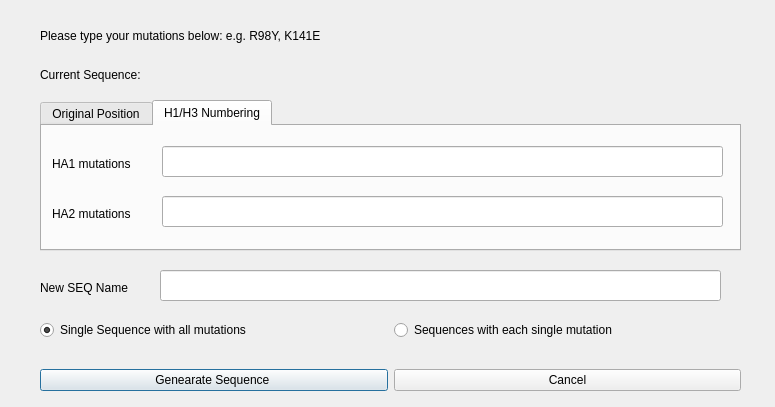
First picture: the form in mutationdialog.ui, repository WilsonImmunologyLab/Librator, before the edit.
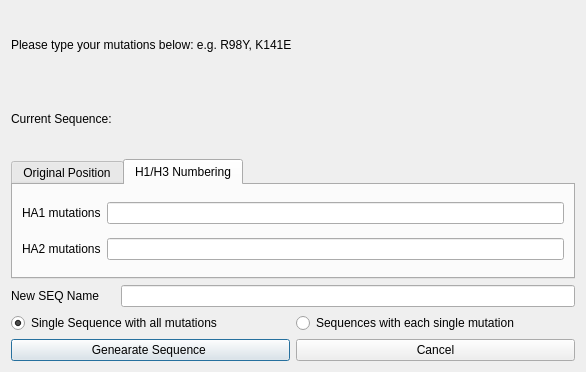
Second picture: the form after the edit. The open tabs and pages were chosen to show the change.

Commit message:
update dialog layout
Now layouts for all dialogs have been updated. All dialogs can fit different window size.

Diff of the .ui file:
```diff
--- a/mutationdialog.ui
+++ b/mutationdialog.ui
@@ -6,47 +6,42 @@
    <rect>
     <x>0</x>
     <y>0</y>
-    <width>775</width>
-    <height>407</height>
+    <width>586</width>
+    <height>372</height>
    </rect>
   </property>
   <property name="windowTitle">
    <string>Generate mutated sequence</string>
   </property>
+  <layout class="QGridLayout" name="gridLayout_3">
+   <item row="0" column="0" colspan="2">
   <widget class="QLabel" name="Title">
-   <property name="geometry">
-    <rect>
-     <x>40</x>
-     <y>20</y>
-     <width>421</width>
-     <height>31</height>
-    </rect>
-   </property>
    <property name="text">
     <string>Please type your mutations below: e.g. R98Y, K141E</string>
    </property>
   </widget>
-  <widget class="QLabel" name="labelSeqName">
-   <property name="geometry">
-    <rect>
-     <x>40</x>
-     <y>280</y>
-     <width>101</width>
-     <height>16</height>
-    </rect>
-   </property>
+   </item>
+   <item row="1" column="0">
+    <widget class="QLabel" name="CurSeqLab">
+     <property name="text">
+      <string>Current Sequence: </string>
+     </property>
+    </widget>
+   </item>
+   <item row="1" column="1">
+    <widget class="QLabel" name="CurSeq">
    <property name="text">
-    <string>New SEQ Name</string>
-   </property>
-  </widget>
+      <string/>
+     </property>
+    </widget>
+   </item>
+   <item row="2" column="0" colspan="2">
   <widget class="QTabWidget" name="tabWidget">
-   <property name="geometry">
-    <rect>
-     <x>40</x>
-     <y>100</y>
-     <width>701</width>
-     <height>151</height>
-    </rect>
+     <property name="maximumSize">
+      <size>
+       <width>16777215</width>
+       <height>120</height>
+      </size>
    </property>
    <property name="currentIndex">
     <number>0</number>
@@ -83,128 +78,42 @@
     <attribute name="title">
      <string>H1/H3 Numbering</string>
     </attribute>
+      <layout class="QGridLayout" name="gridLayout_2">
+       <item row="0" column="0">
     <widget class="QLabel" name="labelHA1">
-     <property name="geometry">
-      <rect>
-       <x>10</x>
-       <y>30</y>
-       <width>101</width>
-       <height>16</height>
-      </rect>
-     </property>
      <property name="text">
       <string>HA1 mutations</string>
      </property>
     </widget>
+       </item>
+       <item row="0" column="1">
+        <widget class="QLineEdit" name="HA1mutation"/>
+       </item>
+       <item row="1" column="0">
     <widget class="QLabel" name="labelHA2">
-     <property name="geometry">
-      <rect>
-       <x>10</x>
-       <y>80</y>
-       <width>101</width>
-       <height>16</height>
-      </rect>
-     </property>
      <property name="text">
       <string>HA2 mutations</string>
      </property>
     </widget>
-    <widget class="QLineEdit" name="HA2mutation">
-     <property name="geometry">
-      <rect>
-       <x>120</x>
-       <y>70</y>
-       <width>561</width>
-       <height>31</height>
-      </rect>
-     </property>
-    </widget>
-    <widget class="QLineEdit" name="HA1mutation">
-     <property name="geometry">
-      <rect>
-       <x>120</x>
-       <y>20</y>
-       <width>561</width>
-       <height>31</height>
-      </rect>
-     </property>
-    </widget>
-   </widget>
-  </widget>
-  <widget class="QLineEdit" name="SeqName">
-   <property name="geometry">
-    <rect>
-     <x>160</x>
-     <y>270</y>
-     <width>561</width>
-     <height>31</height>
-    </rect>
-   </property>
-  </widget>
-  <widget class="QLabel" name="CurSeq">
-   <property name="geometry">
-    <rect>
-     <x>160</x>
-     <y>60</y>
-     <width>581</width>
-     <height>29</height>
-    </rect>
-   </property>
-   <property name="text">
-    <string/>
-   </property>
-  </widget>
-  <widget class="QLabel" name="CurSeqLab">
-   <property name="geometry">
-    <rect>
-     <x>40</x>
-     <y>60</y>
-     <width>121</width>
-     <height>29</height>
-    </rect>
-   </property>
-   <property name="text">
-    <string>Current Sequence: </string>
-   </property>
-  </widget>
-  <widget class="QWidget" name="horizontalLayoutWidget">
-   <property name="geometry">
-    <rect>
-     <x>40</x>
-     <y>360</y>
-     <width>701</width>
-     <height>41</height>
-    </rect>
-   </property>
-   <layout class="QHBoxLayout" name="horizontalLayout">
-    <item>
-     <widget class="QPushButton" name="addMutation">
-      <property name="text">
-       <string>Genearate Sequence </string>
-      </property>
-      <property name="default">
-       <bool>true</bool>
-      </property>
-     </widget>
-    </item>
-    <item>
-     <widget class="QPushButton" name="cancel">
-      <property name="text">
-       <string>Cancel</string>
-      </property>
-     </widget>
+       </item>
+       <item row="1" column="1">
+        <widget class="QLineEdit" name="HA2mutation"/>
     </item>
    </layout>
   </widget>
-  <widget class="QWidget" name="horizontalLayoutWidget_2">
-   <property name="geometry">
-    <rect>
-     <x>40</x>
-     <y>310</y>
-     <width>701</width>
-     <height>41</height>
-    </rect>
-   </property>
+    </widget>
+   </item>
+   <item row="3" column="0">
+    <widget class="QLabel" name="labelSeqName">
+     <property name="text">
+      <string>New SEQ Name</string>
+     </property>
+    </widget>
+   </item>
+   <item row="3" column="1">
+    <widget class="QLineEdit" name="SeqName"/>
+   </item>
+   <item row="4" column="0" colspan="2">
    <layout class="QHBoxLayout" name="horizontalLayout_2">
     <item>
      <widget class="QRadioButton" name="radioSingle">
@@ -224,7 +133,29 @@
      </widget>
     </item>
    </layout>
-  </widget>
+   </item>
+   <item row="5" column="0" colspan="2">
+    <layout class="QHBoxLayout" name="horizontalLayout">
+     <item>
+      <widget class="QPushButton" name="addMutation">
+       <property name="text">
+        <string>Genearate Sequence </string>
+       </property>
+       <property name="default">
+        <bool>true</bool>
+       </property>
+      </widget>
+     </item>
+     <item>
+      <widget class="QPushButton" name="cancel">
+       <property name="text">
+        <string>Cancel</string>
+       </property>
+      </widget>
+     </item>
+    </layout>
+   </item>
+  </layout>
  </widget>
  <resources/>
  <connections/>
```
Left out of the diff: 25 changed lines with no effect on the pictures. Lines whose indentation alone changed are shown as unchanged. The commit also changes 25 other files.
